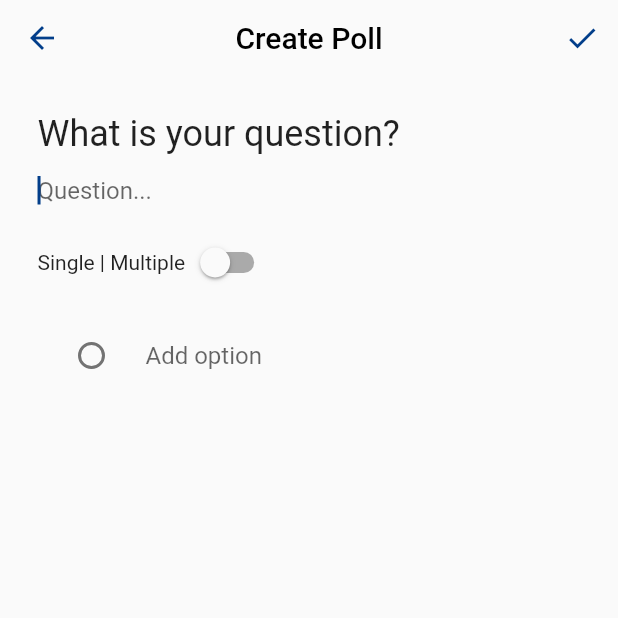
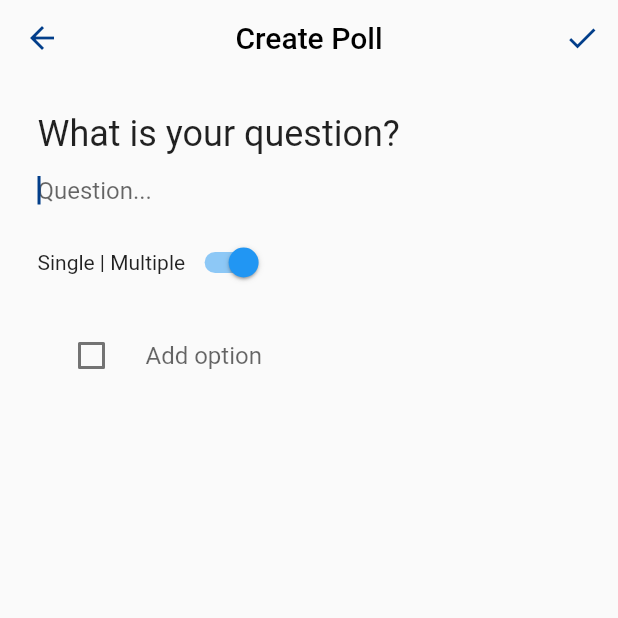
Before and after one commit to tusqasi/digitize_management_app, a Flutter app: the CreatePollPage screen opened by its route, after a tap on the "done" icon, on a phone screen of 412 x 824 dp, the top half of it. Run offline on Flutter 3.47's test engine with Material 2 defaults, Android fonts, the phone set to English and light mode, and no system bars.

Commit message:
♻ Single and multiple choice added

```diff
--- a/lib/models/poll.dart
+++ b/lib/models/poll.dart
@@ -1,5 +1,7 @@
 class Poll {
-  String question = "";
-  List<String> options = [];
-  Poll(this.question, this.options);
+  String question;
+  List<String> options;
+  bool multiple;
+
+  Poll(this.question, this.options, this.multiple);
 }
--- a/lib/views/create_poll.dart
+++ b/lib/views/create_poll.dart
@@ -5,8 +5,7 @@ import 'package:digitize_management_app/models/question_data.dart';
 import 'package:digitize_management_app/models/poll_data.dart';
 import 'package:digitize_management_app/widgets/create_poll_question.dart';
 import 'package:digitize_management_app/widgets/create_poll_options.dart';
-import 'package:digitize_management_app/widgets/appbar.dart';
-// import 'package:digitize_management_app/widgets/create_poll_options_multiple.dart';
+import 'package:digitize_management_app/widgets/create_poll_options_multiple.dart';
 import 'package:provider/provider.dart';
 
 class CreatePollPage extends StatefulWidget {
@@ -17,13 +16,14 @@ class CreatePollPage extends StatefulWidget {
 }
 
 class _CreatePollPageState extends State<CreatePollPage> {
-  bool multiple = false;
-  late FocusNode addOptionFocus = FocusNode(debugLabel: "idk what i am doing");
+  bool multiple = true;
+  late FocusNode addOptionFocus = FocusNode();
+  late FocusNode questionFocus = FocusNode();
   String title = "Create Poll";
   @override
   void initState() {
     super.initState();
-    multiple = false;
+    multiple = true;
   }
 
   @override
@@ -61,6 +61,7 @@ class _CreatePollPageState extends State<CreatePollPage> {
                       const SnackBar(
                           content: Text('No question added. Put a question.')),
                     );
+                    questionFocus.requestFocus();
                     return;
                   } else if (options.isEmpty) {
                     addOptionFocus.requestFocus();
@@ -73,7 +74,10 @@ class _CreatePollPageState extends State<CreatePollPage> {
                   }
                   Provider.of<PollsData>(context, listen: false)
                       .add(question: question, options: options);
-                  Navigator.pushNamed(context, '/home');
+                  Provider.of<OptionsData>(context, listen: false)
+                      .options
+                      .clear();
+                  Navigator.popAndPushNamed(context, '/home');
                 },
               ),
             ],
@@ -83,7 +87,8 @@ class _CreatePollPageState extends State<CreatePollPage> {
         child: Column(
           crossAxisAlignment: CrossAxisAlignment.start,
           children: [
-            PollQuestion(addOptionFocus),
+            PollQuestion(
+                addOptionFocus: addOptionFocus, questionFocus: questionFocus),
             Row(
               children: [
                 const Text("Single | Multiple"),
@@ -97,7 +102,9 @@ class _CreatePollPageState extends State<CreatePollPage> {
                 ),
               ],
             ),
-            PollOptions(addOptionFocus)
+            multiple
+                ? PollMultipleOptions(addOptionFocus)
+                : PollOptions(addOptionFocus),
           ],
         ),
       ),
--- a/lib/views/home_page.dart
+++ b/lib/views/home_page.dart
@@ -1,12 +1,8 @@
 import 'package:flutter/material.dart';
 import 'package:digitize_management_app/utils/to_color.dart';
-import 'package:digitize_management_app/widgets/topbar.dart';
-import 'package:google_fonts/google_fonts.dart';
 import 'package:digitize_management_app/widgets/bottombar.dart';
 import 'package:digitize_management_app/models/poll_data.dart';
 import 'package:provider/provider.dart';
-
-import 'package:digitize_management_app/widgets/appbar.dart';
 
 class HomePage extends StatefulWidget {
   const HomePage({Key? key}) : super(key: key);
--- a/lib/widgets/bottombar.dart
+++ b/lib/widgets/bottombar.dart
@@ -111,9 +111,8 @@ class BottomSheets extends StatelessWidget {
                 }
                 Navigator.pushNamed(context, '/polls').then((event) {
                   /// this callback seems to be called only when back button is pessed
-                  print("here");
+                  print("In bottom bar future callback");
                   print(event);
-                  Navigator.pop(context);
                 });
               },
             ),
--- a/lib/widgets/create_poll_options.dart
+++ b/lib/widgets/create_poll_options.dart
@@ -17,19 +17,19 @@ class _PollOptionsState extends State<PollOptions> {
   var rand = Random();
 
   var textController = TextEditingController();
-  var scrollController = ScrollController();
+  // var scrollController = ScrollController();
   @override
   void initState() {
     super.initState();
     selectedRadio = 1;
-    Provider.of<OptionsData>(context, listen: false).options.clear();
+    // Provider.of<OptionsData>(context, listen: false).options.clear();
   }
 
   @override
   Widget build(BuildContext context) {
     return Flexible(
       child: ListView(
-        controller: scrollController,
+        // controller: scrollController,
         children: [
           Consumer<OptionsData>(
             builder: (context, provider, child) {
--- a/lib/widgets/create_poll_options_multiple.dart
+++ b/lib/widgets/create_poll_options_multiple.dart
@@ -1,7 +1,11 @@
+import 'package:digitize_management_app/models/option_data.dart';
+import 'package:flutter/foundation.dart';
 import 'package:flutter/material.dart';
+import 'package:provider/provider.dart';
 
 class PollMultipleOptions extends StatefulWidget {
-  const PollMultipleOptions({Key? key}) : super(key: key);
+  final FocusNode addOptionFocus;
+  const PollMultipleOptions(this.addOptionFocus, {Key? key}) : super(key: key);
 
   @override
   _PollMultipleOptionsState createState() => _PollMultipleOptionsState();
@@ -9,6 +13,8 @@ class PollMultipleOptions extends StatefulWidget {
 
 class _PollMultipleOptionsState extends State<PollMultipleOptions> {
   int selectedRadio = 0;
+  final textController = TextEditingController();
+  // final  = TextEditingController();
 
   @override
   void initState() {
@@ -18,34 +24,76 @@ class _PollMultipleOptionsState extends State<PollMultipleOptions> {
 
   @override
   Widget build(BuildContext context) {
-    return Column(
-      crossAxisAlignment: CrossAxisAlignment.start,
+    return Flexible(
+        child: ListView(
+      // controller: scrollController,
       children: [
-        for (int i = 1; i < 5; i++)
-          CheckboxListTile(
-            secondary: const Icon(Icons.close_sharp),
-            value: i % 2 == 0,
-            onChanged: (v) {
-              setState(() {
-                selectedRadio = int.parse(v.toString());
-              });
+        Consumer<OptionsData>(
+          builder: (context, provider, child) {
+            if (provider.options.isNotEmpty) {
+              return Column(
+                /// makes a list of Checkbox tiles from a options list
+                children: provider.options
+                    .map(
+                      (option) => CheckboxListTile(
+                        value: false,
+                        onChanged: (v) {},
+                        title: Text(
+                          option,
+                        ),
+                        controlAffinity: ListTileControlAffinity.leading,
+                        // the cross button
+                        secondary: GestureDetector(
+                          child: const Icon(
+                            Icons.close,
+                            color: Colors.grey,
+                          ),
+                          onTap: () {
+                            provider.remove(option);
+                            setState(() {});
+                          },
+                        ),
+                      ),
+                    )
+                    .toList(),
+              );
+            } else {
+              return Container(height: 10);
+            }
+          },
+        ),
+        // Add option tile
+        CheckboxListTile(
+          value: false,
+          controlAffinity: ListTileControlAffinity.leading,
+          onChanged: (v) {
+            setState(() {
+              if (kDebugMode) print("Pressed on the radio button");
+            });
+          },
+          title: TextField(
+            focusNode: widget.addOptionFocus,
+            controller: textController,
+            onEditingComplete: () {
+              if (textController.text.isNotEmpty) {
+                Provider.of<OptionsData>(context, listen: false)
+                    .add(textController.text);
+
+                if (kDebugMode) {
+                  print("Editing completed / pressed submit button");
+                }
+                setState(() {});
+              }
+              textController.clear();
             },
-            title: Text("Option $i"),
-          ),
-        CheckboxListTile(
-          selected: false,
-          contentPadding: const EdgeInsets.fromLTRB(40, 0, 0, 0),
-          value: true,
-          // dense: true,
-          onChanged: (v) {},
-          title: const Text(
-            "Add option",
-            style: TextStyle(
-              color: Colors.grey,
+            decoration: const InputDecoration(
+              border: InputBorder.none,
+              hintText: "Add option",
             ),
+            style: const TextStyle(color: Colors.grey),
           ),
         ),
       ],
-    );
+    ));
   }
 }
--- a/lib/widgets/create_poll_question.dart
+++ b/lib/widgets/create_poll_question.dart
@@ -4,8 +4,11 @@ import 'package:flutter/material.dart';
 import 'package:provider/provider.dart';
 
 class PollQuestion extends StatefulWidget {
-  late final FocusNode addOptionFocus;
-  PollQuestion(this.addOptionFocus, {Key? key}) : super(key: key);
+  final FocusNode addOptionFocus;
+  final FocusNode questionFocus;
+  PollQuestion(
+      {required this.addOptionFocus, required this.questionFocus, Key? key})
+      : super(key: key);
 
   @override
   _PollQuestionState createState() => _PollQuestionState();
@@ -26,6 +29,7 @@ class _PollQuestionState extends State<PollQuestion> {
         ),
         TextField(
             autofocus: true,
+            focusNode: widget.questionFocus,
             controller: textController,
             decoration: const InputDecoration(
               border: InputBorder.none,
```
Also changed, not shown: lib/main.dart (+0 -16 lines), lib/models/poll_data.dart (+5 -2 lines), 1 other file.
